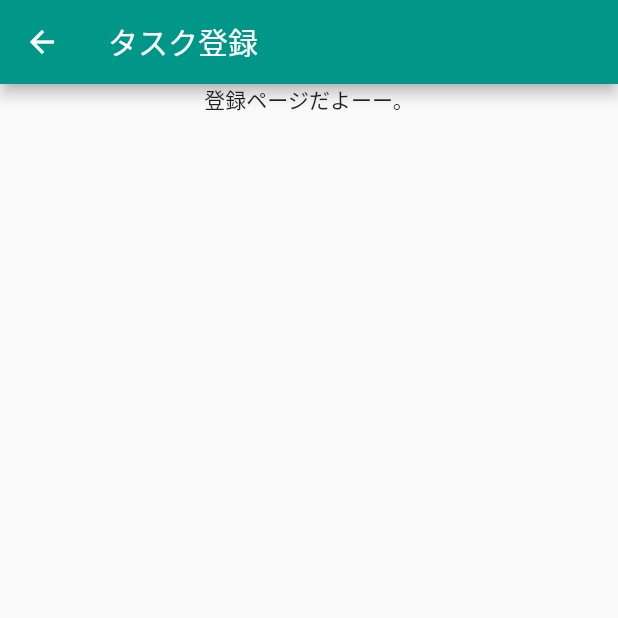
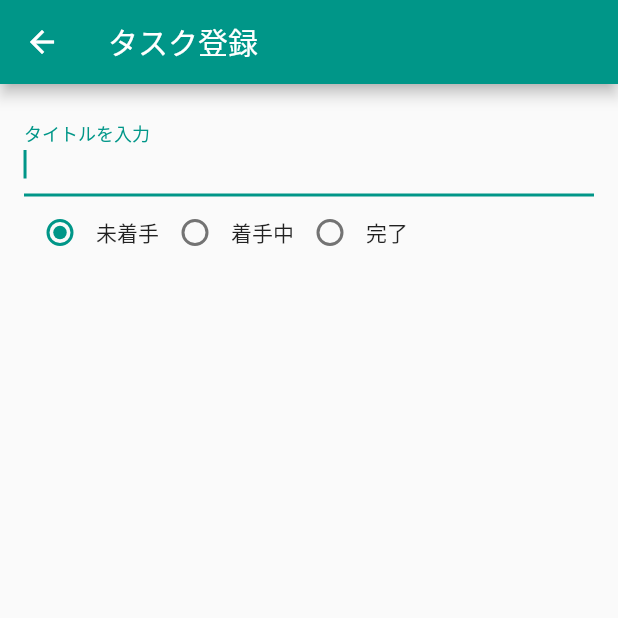
Before and after one commit to kamishi-44/todo_app, a Flutter app: the AddTaskPage screen opened directly, on a phone screen of 412 x 824 dp, the top half of it. Run offline on Flutter 3.47's test engine with Material 2 defaults, Android fonts, the phone set to English and light mode, and no system bars.

Commit message:
登録ページの入力項目追加、ラジオボタン未完

```diff
--- a/lib/add_task_page.dart
+++ b/lib/add_task_page.dart
@@ -1,31 +1,63 @@
 import 'package:flutter/material.dart';
 
-import 'task.dart';
-
 class AddTaskPage extends StatefulWidget {
-
   const AddTaskPage({super.key});
 
   @override
   State<AddTaskPage> createState() => _AddTaskPage();
 }
 
+enum RadioValue { yet, doing, done }
+
 class _AddTaskPage extends State<AddTaskPage> {
+  RadioValue _selectedButton = RadioValue.yet;
+
   @override
   Widget build(BuildContext context) {
     return Scaffold(
       appBar: AppBar(
         title: const Text("タスク登録"),
       ),
-      body: Center(
-        child: Container(
-          child: Column(
-            children: const <Widget> [
-              Text("登録ページだよーー。"),
-            ],
-          ),
+      body: Container(
+        padding: const EdgeInsets.all(16),
+        child: Column(
+          children: <Widget>[
+            const TextField(
+              // maxLines: 1,
+              autofocus: true,
+              decoration: InputDecoration(
+                labelText: 'タイトルを入力',
+              ),
+            ),
+            Row(
+              children: <Widget>[
+                Radio(
+                  value: RadioValue.yet,
+                  groupValue: _selectedButton,
+                  onChanged: (selectedButton) => _onRadioSelected,
+                ),
+                const Text('未着手'),
+                Radio(
+                  value: RadioValue.doing,
+                  groupValue: _selectedButton,
+                  onChanged: (selectedButton) => _onRadioSelected,
+                ),
+                const Text('着手中'),
+                Radio(
+                  value: RadioValue.done,
+                  groupValue: _selectedButton,
+                  onChanged: (selectedButton) => _onRadioSelected,
+                ),
+                const Text('完了'),
+              ],
+            ),
+          ],
         ),
       ),
     );
   }
+
+  void _onRadioSelected(RadioValue selectedButton) => setState(() {
+        _selectedButton = selectedButton;
+      });
 }
```
